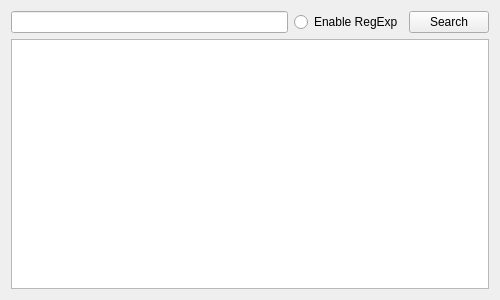
First picture: the form in resource/ui/CellContent.ui, repository XOB-CN/LogTools, before the edit.
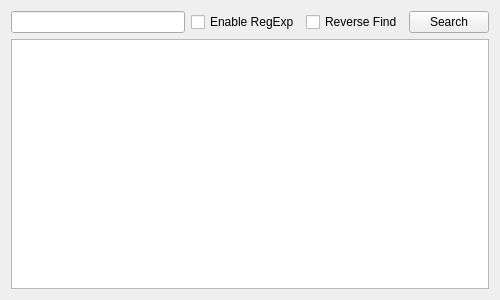
Second picture: the form after the edit.

Patch:
```diff
--- a/resource/ui/CellContent.ui
+++ b/resource/ui/CellContent.ui
@@ -26,12 +26,19 @@
       <widget class="QLineEdit" name="line_search"/>
      </item>
      <item>
-      <widget class="QRadioButton" name="btn_regexp">
+      <widget class="QCheckBox" name="btn_regexp">
        <property name="text">
         <string>Enable RegExp</string>
        </property>
       </widget>
      </item>
+     <item>
+      <widget class="QCheckBox" name="btn_reverse">
+       <property name="text">
+        <string>Reverse Find</string>
+       </property>
+      </widget>
+     </item>
      <item>
       <widget class="QPushButton" name="btn_search">
        <property name="text">
```
